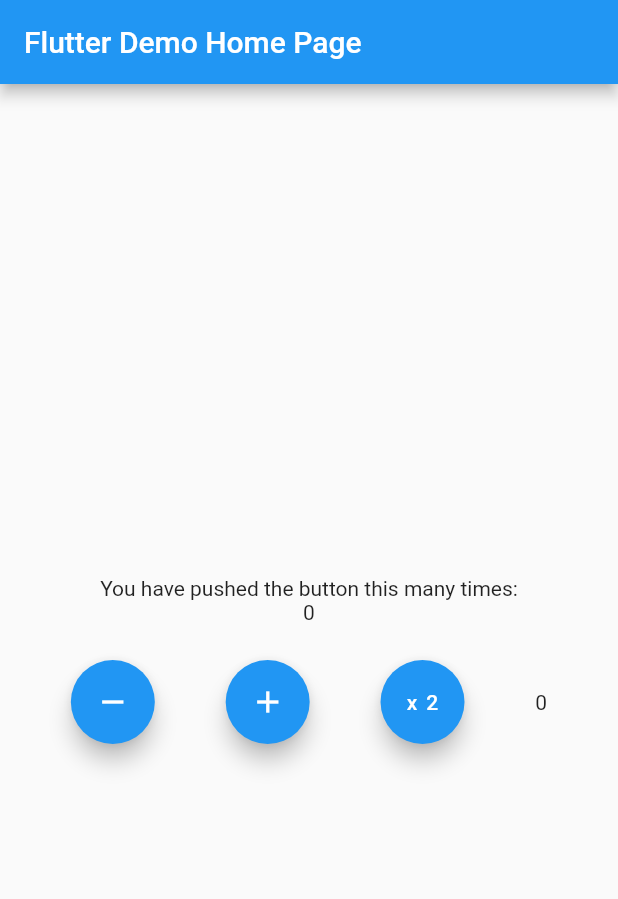
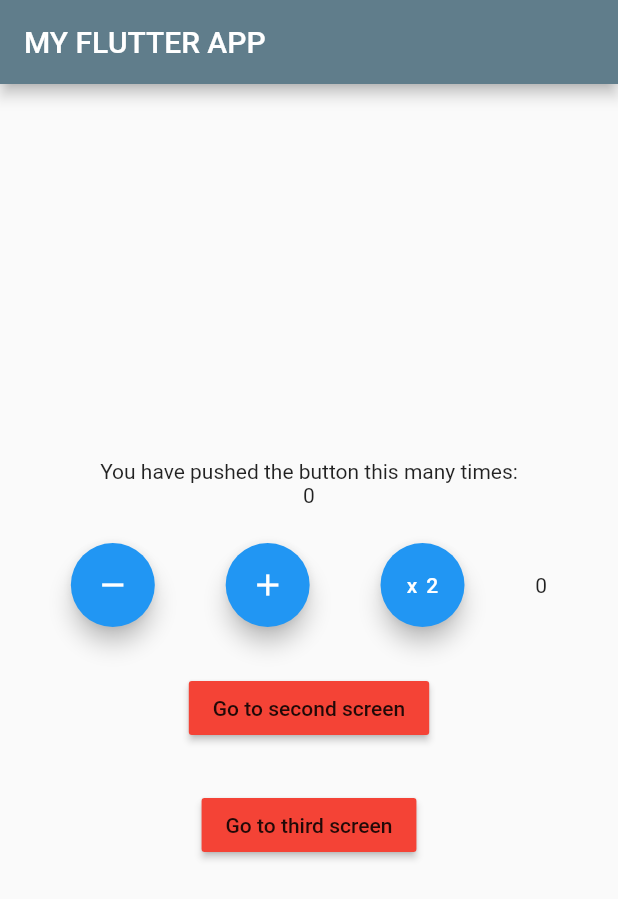
Before and after one commit to fadzlitown/my_flutter, a Flutter app: the screen it shows after launch, on a phone screen of 412 x 824 dp. Shown: the top 899 px of the screen. Run offline on Flutter 3.47's test engine with Material 2 defaults, Android fonts, the phone set to English and light mode, and no system bars; our stand-ins replace bloc, flutter_bloc.

```diff
--- /dev/null
+++ b/lib/presentation/main.dart
@@ -0,0 +1,59 @@
+import 'package:flutter/material.dart';
+import 'package:flutter_bloc/flutter_bloc.dart';
+import 'package:flutter_practices/logic/cubit_test/counter_test_cubit.dart';
+import 'package:flutter_practices/presentation/screens/second_screen.dart';
+import 'package:flutter_practices/presentation/screens/third_screen.dart';
+
+import 'screens/home_screen.dart';
+
+void main() {
+  runApp(MyApp());
+}
+
+class MyApp extends StatelessWidget {
+  /// note: if use case needs only 1 unique instance for all the screens, then init below variableCubit
+  var _counterCubit = CounterTestCubit();
+
+  @override
+  Widget build(BuildContext context) {
+    //shortcut Bloc Alt + Enter
+    /// below telling flutter to have a single instance of Counter cubit to make it available inside the material widget
+    return BlocProvider<CounterTestCubit>(
+      create: (context) => CounterTestCubit(),
+      child: MaterialApp(
+        //Inside MaterialApp() provides the routes !
+        routes: {
+          /// BlocProvider.value(..) -> Takes a [value] and a [child] which will have access to the [value] via `BlocProvider.of(context)`, & close manually
+          /// note: if needs only 1 unique instance for all the screens, then use BlocProvider.value(value: _counterCubit, child..), hence it kept the states
+          ///
+          /// BlocProvider(create..) -> Takes a [Create] function that is responsible for creating the [Bloc] or [Cubit] & close automatically
+          /// BlocProvider(create: (context) => CounterTestCubit(), ..) -> Always create a new instance when its called . hence new states expected
+          '/': (context) => BlocProvider(
+                create: (context) => CounterTestCubit(),
+                child:
+                    HomeScreen(title: 'MY FLUTTER APP', color: Colors.blueGrey),
+              ),
+          '/2': (context) => BlocProvider(
+            create: (context) => CounterTestCubit(),
+                child: SecondScreen(
+                  title: 'Second Screen',
+                  colorApp: Colors.red,
+                ),
+              ),
+          '/3': (context) => BlocProvider(
+                create: (context) => CounterTestCubit(),
+                child:
+                    ThirdScreen(title: 'Third Screen', colorApp: Colors.amber),
+              ),
+        },
+        title: 'Flutter Demo',
+        theme: ThemeData(
+          primarySwatch: Colors.blue,
+          visualDensity: VisualDensity.adaptivePlatformDensity,
+        ),
+        // home = This is the route that is displayed first when the application is started normally,
+        // unless initialRoute is specified. It's also the route that's displayed if the initialRoute can't be displayed.
+      ),
+    );
+  }
+}
--- a/lib/main.dart
+++ b/lib/presentation/screens/home_screen.dart
@@ -1,50 +1,26 @@
+import 'package:flutter/cupertino.dart';
 import 'package:flutter/material.dart';
 import 'package:flutter_bloc/flutter_bloc.dart';
-import 'package:flutter_practices/cubit_test/counter_test_cubit.dart';
+import 'package:flutter_practices/logic/cubit_test/counter_test_cubit.dart';
 
-import 'cubit/counter_cubit.dart';
-
-void main() {
-  runApp(MyApp());
-}
-
-class MyApp extends StatelessWidget {
-  @override
-  Widget build(BuildContext context) {
-    //shortcut Bloc Alt + Enter
-    //below telling flutter to have a single instance of Counter cubit to make it avaible iniside the material widget
-    return BlocProvider<CounterTestCubit>(
-      create: (context) => CounterTestCubit(),
-      child: MaterialApp(
-        title: 'Flutter Demo',
-        theme: ThemeData(
-          primarySwatch: Colors.blue,
-          visualDensity: VisualDensity.adaptivePlatformDensity,
-        ),
-        home: BlocProvider<CounterCubit>(
-          create: (context) => CounterCubit(),
-          child: MyHomePage(title: 'Flutter Demo Home Page'),
-        ),
-      ),
-    );
-  }
-}
-
-class MyHomePage extends StatefulWidget {
-  MyHomePage({Key key, this.title, this.total}) : super(key: key);
+class HomeScreen extends StatefulWidget {
+  HomeScreen({Key key, this.title, this.total, this.color}) : super(key: key);
 
   final String title;
   final String total;
+  final Color color;
 
   @override
-  _MyHomePageState createState() => _MyHomePageState();
+  _HomeScreenState createState() => _HomeScreenState();
 }
 
-class _MyHomePageState extends State<MyHomePage> {
+class _HomeScreenState extends State<HomeScreen> {
   @override
   Widget build(BuildContext context) {
     return Scaffold(
       appBar: AppBar(
+        // To access HomeScreen variable, needs to use widget.variableName
+        backgroundColor: widget.color,
         title: Text(widget.title),
       ),
       body: Center(
@@ -90,7 +66,7 @@ class _MyHomePageState extends State<MyHomePage> {
                     //BlocProvider = what is the user / UI action to a func or event
                     BlocProvider.of<CounterTestCubit>(context).increment();
                     // BlocProvider.of<CounterCubit>(context).increment();
-                    // context.bloc<CounterCubit>().increment();
+                    // context.bloc<CounterCubit>().increment(); (deprecated) -> LOCAL ACCESS = this instance of bloc/cubit only in A SINGLE SCREEN)
                   },
                   tooltip: 'Increment',
                   child: Icon(Icons.add),
@@ -102,6 +78,7 @@ class _MyHomePageState extends State<MyHomePage> {
                     },
                     tooltip: 'X 2',
                     child: Text('x 2')),
+
                 // BlocBuilder + BlocListener = BlocConsumer (will be re-building the UI after the func / event states has changed
                 BlocConsumer<CounterTestCubit, CounterTestState>(
                   listener: (context, state) {
@@ -113,6 +90,36 @@ class _MyHomePageState extends State<MyHomePage> {
                 )
               ],
             ),
+            SizedBox(
+              height: 30,
+            ),
+            MaterialButton(
+                onPressed: () {
+                  //note 1: below is an ANONYMOUS ROUTING w/o a name
+                  // Navigator.of(context)
+                  //     .push(MaterialPageRoute(builder: (newContext) {
+                  //   return SecondScreen(title: 'Second Screen', colorApp: Colors.blueGrey,);}));
+
+                  //note 2: below is an NAMED ROUTING
+                  Navigator.of(context).pushNamed('/2');
+                },
+                color: Colors.red,
+                child: Text('Go to second screen')),
+            SizedBox(
+              height: 30,
+            ),
+            MaterialButton(
+                onPressed: () {
+                  //note 1: below is an ANONYMOUS ROUTING w/o a name
+                  // Navigator.of(context)
+                  //     .push(MaterialPageRoute(builder: (newContext) {
+                  //   return SecondScreen(title: 'Second Screen', colorApp: Colors.blueGrey,);}));
+
+                  //note 2: below is an NAMED ROUTING
+                  Navigator.of(context).pushNamed('/3');
+                },
+                color: Colors.red,
+                child: Text('Go to third screen'))
           ],
         ),
       ),
```
Also changed, not shown: lib/logic/cubit_test/counter_test_cubit.dart (renamed from lib/cubit_test/counter_test_cubit.dart, +19 -0 lines), lib/presentation/screens/second_screen.dart (added, +110 -0 lines), lib/presentation/screens/third_screen.dart (added, +109 -0 lines), lib/logic/cubit/counter_cubit.dart (renamed from lib/cubit/counter_cubit.dart), lib/logic/cubit/counter_state.dart (renamed from lib/cubit/counter_state.dart), lib/logic/cubit_test/counter_test_state.dart (renamed from lib/cubit_test/counter_test_state.dart), 1 other file.
